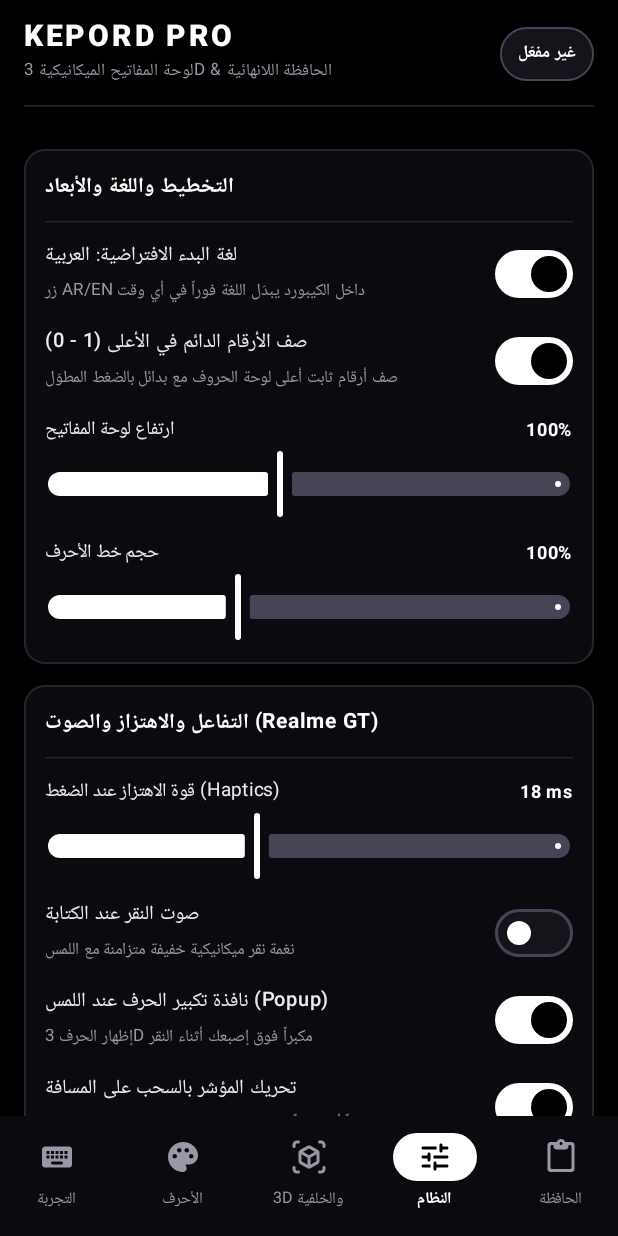
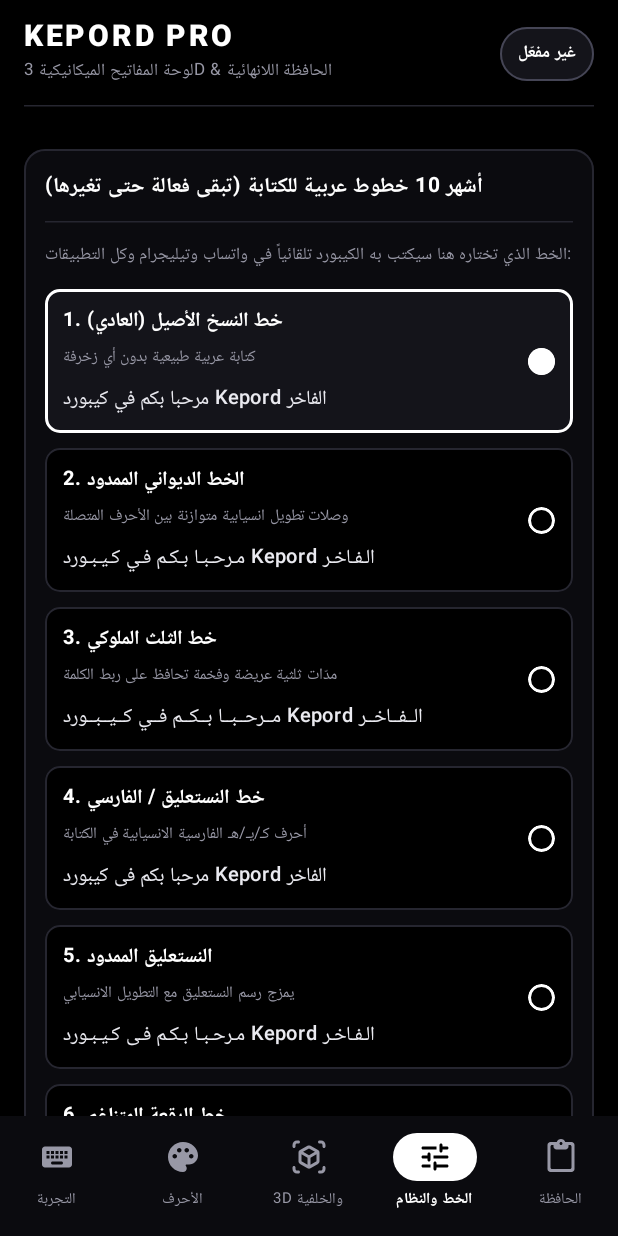
Before and after one commit to yahea0/kepord, an Android app built with Jetpack Compose: the screen it shows after launch (MainActivity), item 4 of the bottom bar chosen, on a phone screen of 412 x 824 dp. Run offline under Robolectric (Android 15) with nearby library versions, the phone set to English and light mode, and no system bars.

Commit message:
Update MainActivity.kt

```diff
--- a/app/src/main/java/com/kepord/ime/ui/MainActivity.kt
+++ b/app/src/main/java/com/kepord/ime/ui/MainActivity.kt
@@ -20,8 +20,6 @@ import androidx.compose.foundation.layout.Arrangement
 import androidx.compose.foundation.layout.Box
 import androidx.compose.foundation.layout.Column
 import androidx.compose.foundation.layout.ColumnScope
-import androidx.compose.foundation.layout.ExperimentalLayoutApi
-import androidx.compose.foundation.layout.FlowRow
 import androidx.compose.foundation.layout.PaddingValues
 import androidx.compose.foundation.layout.Row
 import androidx.compose.foundation.layout.Spacer
@@ -90,7 +88,6 @@ import androidx.compose.ui.draw.clip
 import androidx.compose.ui.graphics.Color
 import androidx.compose.ui.graphics.vector.ImageVector
 import androidx.compose.ui.platform.LocalContext
-import androidx.compose.ui.platform.LocalLifecycleOwner
 import androidx.compose.ui.text.font.FontFamily
 import androidx.compose.ui.text.font.FontWeight
 import androidx.compose.ui.text.style.TextOverflow
@@ -101,10 +98,13 @@ import androidx.compose.ui.window.DialogProperties
 import androidx.core.view.WindowCompat
 import androidx.lifecycle.Lifecycle
 import androidx.lifecycle.LifecycleEventObserver
+import androidx.lifecycle.compose.LocalLifecycleOwner
 import com.kepord.ime.KepordApplication
 import com.kepord.ime.clipboard.ClipEntry
 import com.kepord.ime.clipboard.ClipboardStore
 import com.kepord.ime.data.KepordPreferences
+import com.kepord.ime.ime.ArabicFontEngine
+import com.kepord.ime.ime.ArabicFontStyle
 import com.kepord.ime.model.Background3DStyle
 import com.kepord.ime.model.KepordConfig
 import com.kepord.ime.model.LetterColorMode
@@ -143,7 +143,7 @@ private enum class KepordTab(val title: String, val icon: ImageVector) {
     HOME_TEST("التجربة", Icons.Rounded.Keyboard),
     LETTER_RGB("الأحرف", Icons.Rounded.Palette),
     THREE_D("3D والخلفية", Icons.Rounded.ViewInAr),
-    TYPING("النظام", Icons.Rounded.Tune),
+    FONTS_SYSTEM("الخط والنظام", Icons.Rounded.Tune),
     CLIPBOARD("الحافظة", Icons.Rounded.ContentPaste)
 }
 
@@ -249,7 +249,7 @@ private fun KepordMainScreen(
                         label = {
                             Text(
                                 text = tab.title,
-                                fontSize = 10.5.sp,
+                                fontSize = 10.sp,
                                 fontWeight = if (selected) FontWeight.Bold else FontWeight.Normal,
                                 maxLines = 1
                             )
@@ -285,6 +285,7 @@ private fun KepordMainScreen(
                         val imm = context.getSystemService(Context.INPUT_METHOD_SERVICE) as InputMethodManager
                         imm.showInputMethodPicker()
                     },
+                    onGoToFonts = { activeTab = KepordTab.FONTS_SYSTEM.ordinal },
                     onCopyToClipboard = { txt ->
                         val cm = context.getSystemService(Context.CLIPBOARD_SERVICE) as ClipboardManager
                         cm.setPrimaryClip(ClipData.newPlainText("kepord_test", txt))
@@ -303,7 +304,7 @@ private fun KepordMainScreen(
                     onUpdate = { preferences.update(it) }
                 )
 
-                KepordTab.TYPING -> TypingAndSystemTab(
+                KepordTab.FONTS_SYSTEM -> FontsAndSystemTab(
                     config = config,
                     onUpdate = { preferences.update(it) },
                     onResetDefaults = {
@@ -326,7 +327,6 @@ private fun KepordMainScreen(
     }
 }
 
-@OptIn(ExperimentalLayoutApi::class)
 @Composable
 private fun HomeAndLiveTestTab(
     config: KepordConfig,
@@ -335,6 +335,7 @@ private fun HomeAndLiveTestTab(
     isImeSelected: Boolean,
     onOpenImeSettings: () -> Unit,
     onShowImePicker: () -> Unit,
+    onGoToFonts: () -> Unit,
     onCopyToClipboard: (String) -> Unit
 ) {
     var testText by remember { mutableStateOf("") }
@@ -347,7 +348,6 @@ private fun HomeAndLiveTestTab(
             .padding(16.dp),
         verticalArrangement = Arrangement.spacedBy(14.dp)
     ) {
-        // 1. Setup & Activation Card
         LuxuryCard(title = "حالة التفعيل على النظام (Android 13)") {
             Row(
                 verticalAlignment = Alignment.CenterVertically,
@@ -394,13 +394,28 @@ private fun HomeAndLiveTestTab(
             }
         }
 
-        // 2. Live Dedicated Testing Area ("مكان مخصص للتجربة")
         LuxuryCard(title = "استوديو التجربة المباشرة (Live Test Box)") {
-            Text(
-                text = "اضغط في المربع أدناه لفتح الكيبورد وتجربة جميع التعديلات (الأحرف المضيئة، البروز 3D، التبديل AR/EN، ولصق آلاف الأسطر من الحافظة):",
-                color = KepordPalette.MutedGray,
-                fontSize = 12.sp
-            )
+            Surface(
+                modifier = Modifier
+                    .fillMaxWidth()
+                    .clickable(onClick = onGoToFonts),
+                shape = RoundedCornerShape(10.dp),
+                color = KepordPalette.SurfaceElevated,
+                border = BorderStroke(1.dp, KepordPalette.BorderStrong)
+            ) {
+                Row(
+                    modifier = Modifier.padding(horizontal = 12.dp, vertical = 9.dp),
+                    horizontalArrangement = Arrangement.SpaceBetween,
+                    verticalAlignment = Alignment.CenterVertically
+                ) {
+                    Column(modifier = Modifier.weight(1f)) {
+                        Text("الخط العربي النشط للكتابة:", color = KepordPalette.MutedGray, fontSize = 10.5.sp)
+                        Text(config.arabicFontStyle.titleAr, color = KepordPalette.PureWhite, fontSize = 12.5.sp, fontWeight = FontWeight.Bold)
+                    }
+                    Text("تغيير الخط ›", color = KepordPalette.PureWhite, fontSize = 11.5.sp, fontWeight = FontWeight.Bold)
+                }
+            }
+
             OutlinedTextField(
                 value = testText,
                 onValueChange = { testText = it },
@@ -409,7 +424,7 @@ private fun HomeAndLiveTestTab(
                     .heightIn(min = 140.dp, max = 260.dp),
                 placeholder = {
                     Text(
-                        "اكتب أو الصق هنا لتجربة Kepord فوراً...",
+                        "اضغط هنا واكتب أو الصق لتجربة الإضاءة 3D والخطوط والإيموجي فوراً...",
                         color = KepordPalette.MutedGray
                     )
                 },
@@ -447,8 +462,8 @@ private fun HomeAndLiveTestTab(
                 }
             }
 
-            FlowRow(
-                horizontalArrangement = Arrangement.spacedBy(8.dp),
+            Column(
+                modifier = Modifier.fillMaxWidth(),
                 verticalArrangement = Arrangement.spacedBy(8.dp)
             ) {
                 OutlinedButton(
@@ -456,6 +471,7 @@ private fun HomeAndLiveTestTab(
                         val sample = "مرحباً بك في كيبورد Kepord Pro 3D!\nاختبار العربية مع التشكيل: أَبْجَدْ هَوَّزْ حُطِّي كَلَمُنْ — English Test 12345"
                         onCopyToClipboard(sample)
                     },
+                    modifier = Modifier.fillMaxWidth(),
                     border = BorderStroke(1.dp, KepordPalette.BorderStrong),
                     colors = ButtonDefaults.outlinedButtonColors(contentColor = KepordPalette.PureWhite)
                 ) {
@@ -471,6 +487,7 @@ private fun HomeAndLiveTestTab(
                         }
                         onCopyToClipboard(sb.toString())
                     },
+                    modifier = Modifier.fillMaxWidth(),
                     border = BorderStroke(1.dp, KepordPalette.PureWhite),
                     colors = ButtonDefaults.outlinedButtonColors(contentColor = KepordPalette.PureWhite)
                 ) {
@@ -479,7 +496,6 @@ private fun HomeAndLiveTestTab(
             }
         }
 
-        // 3. Real-Time Engine Preview Window
         LuxuryCard(title = "معاينة حية لمحرك الرسم 3D الآن") {
             Row(
                 modifier = Modifier.fillMaxWidth(),
@@ -515,7 +531,7 @@ private fun LetterLightingTab(
     config: KepordConfig,
     onUpdate: ((KepordConfig) -> KepordConfig) -> Unit
 ) {
-    var editingStopIndex by remember { mutableIntStateOf(0) } // 0=Static, 1=Grad1, 2=Grad2, 3=Grad3
+    var editingStopIndex by remember { mutableIntStateOf(0) }
 
     Column(
         modifier = Modifier
@@ -658,14 +674,14 @@ private fun ColorPickerControls(
     onColorChange: (Int) -> Unit
 ) {
     val presets = listOf(
-        0xFFFFFFFF.toInt(), // أبيض ساطع
-        0xFF00F0FF.toInt(), // سماوي سيبر
-        0xFF00E676.toInt(), // أخضر نيون
-        0xFFFFEA00.toInt(), // ذهبي مشرق
-        0xFFFF5252.toInt(), // قرمزي
-        0xFFFF007F.toInt(), // ماجنتا
-        0xFFAA00FF.toInt(), // بنفسجي
-        0xFF448AFF.toInt()  // أزرق كهربائي
+        0xFFFFFFFF.toInt(),
+        0xFF00F0FF.toInt(),
+        0xFF00E676.toInt(),
+        0xFFFFEA00.toInt(),
+        0xFFFF5252.toInt(),
+        0xFFFF007F.toInt(),
+        0xFFAA00FF.toInt(),
+        0xFF448AFF.toInt()
     )
 
     Row(
@@ -807,11 +823,13 @@ private fun ThreeDBackgroundTab(
 }
 
 @Composable
-private fun TypingAndSystemTab(
+private fun FontsAndSystemTab(
     config: KepordConfig,
     onUpdate: ((KepordConfig) -> KepordConfig) -> Unit,
     onResetDefaults: () -> Unit
 ) {
+    val samplePhrase = "مرحبا بكم في كيبورد Kepord الفاخر"
+
     Column(
         modifier = Modifier
             .fillMaxSize()
@@ -819,6 +837,55 @@ private fun TypingAndSystemTab(
             .padding(16.dp),
         verticalArrangement = Arrangement.spacedBy(14.dp)
     ) {
+        LuxuryCard(title = "أشهر 10 خطوط عربية للكتابة (تبقى فعالة حتى تغيرها)") {
+            Text(
+                text = "الخط الذي تختاره هنا سيكتب به الكيبورد تلقائياً في واتساب وتيليجرام وكل التطبيقات:",
+                color = KepordPalette.MutedGray,
+                fontSize = 11.5.sp
+            )
+
+            ArabicFontStyle.entries.forEach { font ->
+                val selected = config.arabicFontStyle == font
+                val preview = remember(font) { ArabicFontEngine.transformFullText(samplePhrase, font) }
+                Surface(
+                    modifier = Modifier
+                        .fillMaxWidth()
+                        .clickable { onUpdate { it.copy(arabicFontStyle = font) } },
+                    shape = RoundedCornerShape(10.dp),
+                    color = if (selected) KepordPalette.SurfaceElevated else KepordPalette.PureBlack,
+                    border = BorderStroke(
+                        width = if (selected) 1.5.dp else 1.dp,
+                        color = if (selected) KepordPalette.PureWhite else KepordPalette.BorderHairline
+                    )
+                ) {
+                    Row(
+                        modifier = Modifier.padding(horizontal = 12.dp, vertical = 10.dp),
+                        verticalAlignment = Alignment.CenterVertically,
+                        horizontalArrangement = Arrangement.SpaceBetween
+                    ) {
+                        Column(modifier = Modifier.weight(1f).padding(end = 8.dp)) {
+                            Text(font.titleAr, color = KepordPalette.PureWhite, fontSize = 13.sp, fontWeight = FontWeight.Bold)
+                            Text(font.descAr, color = KepordPalette.MutedGray, fontSize = 10.5.sp)
+                            Spacer(modifier = Modifier.height(4.dp))
+                            Text(
+                                text = preview,
+                                color = KepordPalette.SoftWhite,
+                                fontSize = 13.sp,
+                                fontWeight = FontWeight.Medium
+                            )
+                        }
+                        Box(
+                            modifier = Modifier
+                                .size(18.dp)
+                                .clip(CircleShape)
+                                .background(if (selected) KepordPalette.PureWhite else Color.Transparent)
+                                .border(1.5.dp, KepordPalette.PureWhite, CircleShape)
+                        )
+                    }
+                }
+            }
+        }
+
         LuxuryCard(title = "التخطيط واللغة والأبعاد") {
             LuxurySwitchRow(
                 title = "لغة البدء الافتراضية: العربية",
@@ -1049,7 +1116,6 @@ private fun ClipboardVaultTab(
                                     onClick = {
                                         scope.launch {
                                             val full = clipboardStore.readFullText(entry)
-                                            // Chunk by 35 lines per item so viewing 10,000+ lines stays smooth at 120Hz
                                             inspectedLines = full.split('\n').chunked(35).map { it.joinToString("\n") }
                                             inspectedEntry = entry
                                         }
```
